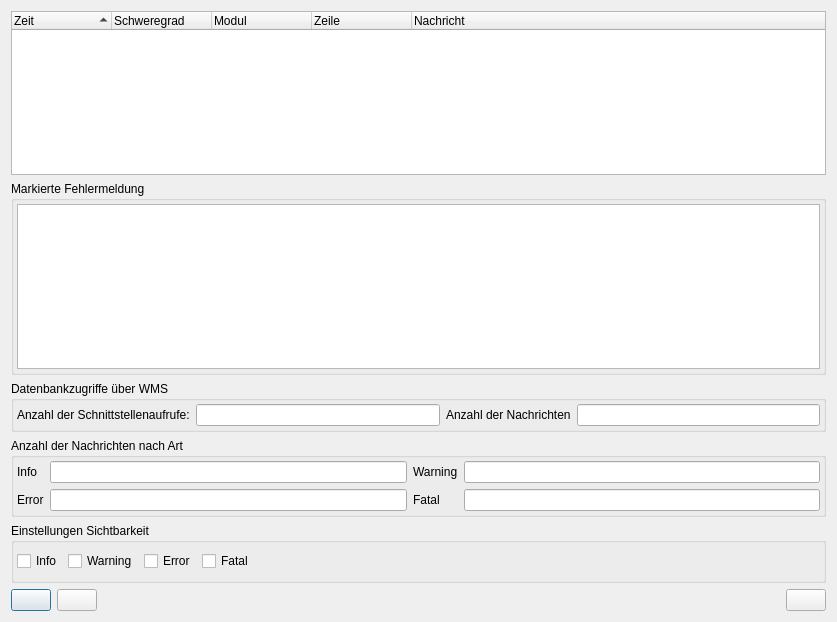
Old version of the form guilibraries/wmsgui/src/misc/CwmsErrorDlg.ui in the repository WOGRA-AG/wms.
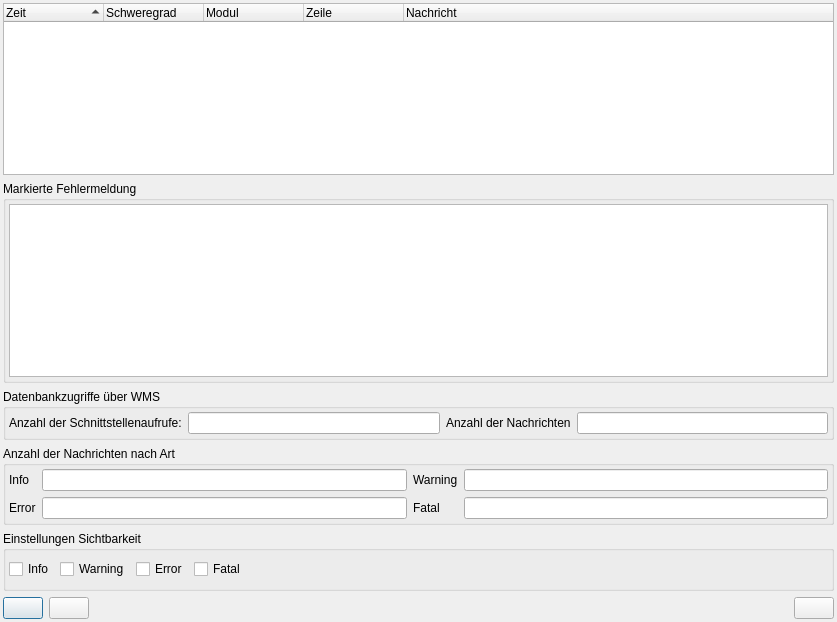
New version of the form. Icons and pictures are not drawn.

The edit to the form file:
```diff
--- a/guilibraries/wmsgui/src/misc/CwmsErrorDlg.ui
+++ b/guilibraries/wmsgui/src/misc/CwmsErrorDlg.ui
@@ -14,6 +14,18 @@
    <string>Fehlerübersicht</string>
   </property>
   <layout class="QVBoxLayout" name="verticalLayout_2">
+   <property name="leftMargin">
+    <number>3</number>
+   </property>
+   <property name="topMargin">
+    <number>3</number>
+   </property>
+   <property name="rightMargin">
+    <number>3</number>
+   </property>
+   <property name="bottomMargin">
+    <number>3</number>
+   </property>
    <item>
     <widget class="QTreeWidget" name="m_pqlvErrors">
      <property name="rootIsDecorated">
```
